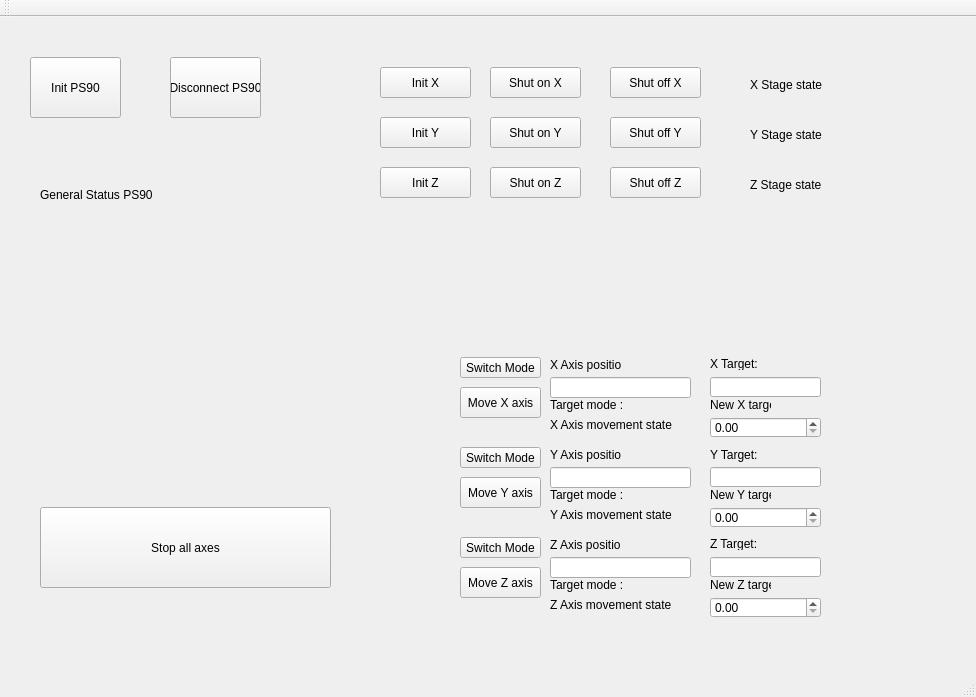
Before: the Qt Designer form owis_controller.ui in gitHleon/OWIS_controller_V0, drawn with Qt 5.
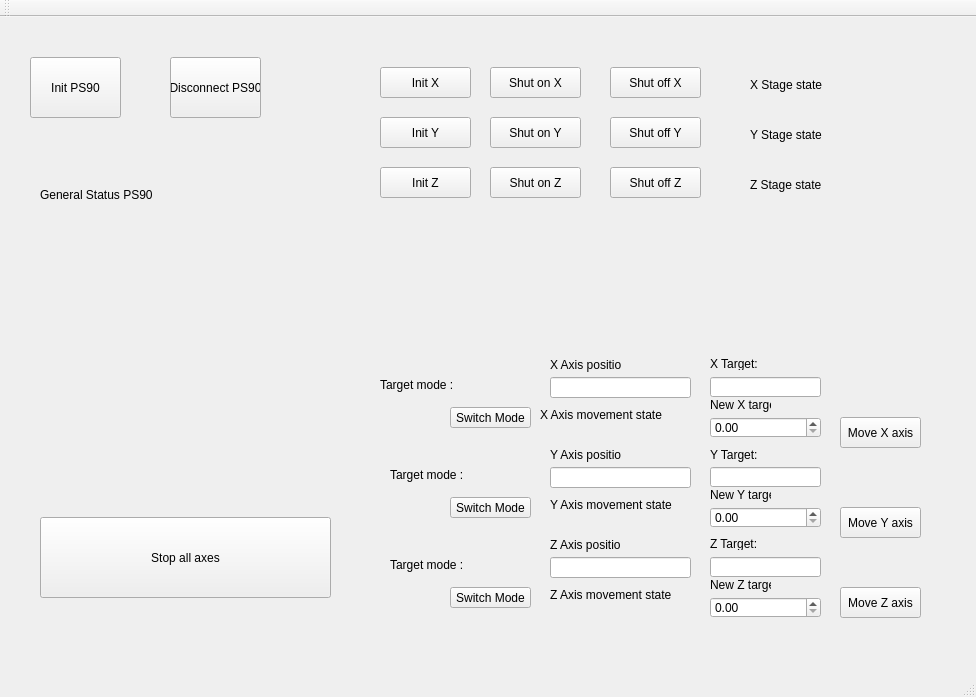
After: the same form once the commit is applied.

```diff
--- a/owis_controller.ui
+++ b/owis_controller.ui
@@ -95,8 +95,8 @@
    <widget class="QPushButton" name="moveAxisButton_X">
     <property name="geometry">
      <rect>
-      <x>460</x>
-      <y>370</y>
+      <x>840</x>
+      <y>400</y>
       <width>81</width>
       <height>31</height>
      </rect>
@@ -108,8 +108,8 @@
    <widget class="QLabel" name="label_axis_movement_X">
     <property name="geometry">
      <rect>
-      <x>550</x>
-      <y>400</y>
+      <x>540</x>
+      <y>390</y>
       <width>161</width>
       <height>16</height>
      </rect>
@@ -134,8 +134,8 @@
    <widget class="QLabel" name="label_axis_target_mode_Z">
     <property name="geometry">
      <rect>
-      <x>550</x>
-      <y>560</y>
+      <x>390</x>
+      <y>540</y>
       <width>141</width>
       <height>16</height>
      </rect>
@@ -161,7 +161,7 @@
     <property name="geometry">
      <rect>
       <x>550</x>
-      <y>490</y>
+      <y>480</y>
       <width>161</width>
       <height>16</height>
      </rect>
@@ -174,7 +174,7 @@
     <property name="geometry">
      <rect>
       <x>550</x>
-      <y>580</y>
+      <y>570</y>
       <width>161</width>
       <height>16</height>
      </rect>
@@ -186,8 +186,8 @@
    <widget class="QPushButton" name="switchModeButton_X">
     <property name="geometry">
      <rect>
-      <x>460</x>
-      <y>340</y>
+      <x>450</x>
+      <y>390</y>
       <width>81</width>
       <height>21</height>
      </rect>
@@ -199,8 +199,8 @@
    <widget class="QLabel" name="label_axis_target_mode_Y">
     <property name="geometry">
      <rect>
-      <x>550</x>
-      <y>470</y>
+      <x>390</x>
+      <y>450</y>
       <width>141</width>
       <height>16</height>
      </rect>
@@ -212,8 +212,8 @@
    <widget class="QLabel" name="label_axis_target_mode_X">
     <property name="geometry">
      <rect>
-      <x>550</x>
-      <y>380</y>
+      <x>380</x>
+      <y>360</y>
       <width>141</width>
       <height>16</height>
      </rect>
@@ -248,8 +248,8 @@
    <widget class="QPushButton" name="moveAxisButton_Y">
     <property name="geometry">
      <rect>
-      <x>460</x>
-      <y>460</y>
+      <x>840</x>
+      <y>490</y>
       <width>81</width>
       <height>31</height>
      </rect>
@@ -272,7 +272,7 @@
     <property name="geometry">
      <rect>
       <x>40</x>
-      <y>490</y>
+      <y>500</y>
       <width>291</width>
       <height>81</height>
      </rect>
@@ -323,8 +323,8 @@
    <widget class="QPushButton" name="switchModeButton_Y">
     <property name="geometry">
      <rect>
-      <x>460</x>
-      <y>430</y>
+      <x>450</x>
+      <y>480</y>
       <width>81</width>
       <height>21</height>
      </rect>
@@ -349,8 +349,8 @@
    <widget class="QPushButton" name="switchModeButton_Z">
     <property name="geometry">
      <rect>
-      <x>460</x>
-      <y>520</y>
+      <x>450</x>
+      <y>570</y>
       <width>81</width>
       <height>21</height>
      </rect>
@@ -385,8 +385,8 @@
    <widget class="QPushButton" name="moveAxisButton_Z">
     <property name="geometry">
      <rect>
-      <x>460</x>
-      <y>550</y>
+      <x>840</x>
+      <y>570</y>
       <width>81</width>
       <height>31</height>
      </rect>
```
Left out of the diff: 3 changed lines with no effect on the pictures.
